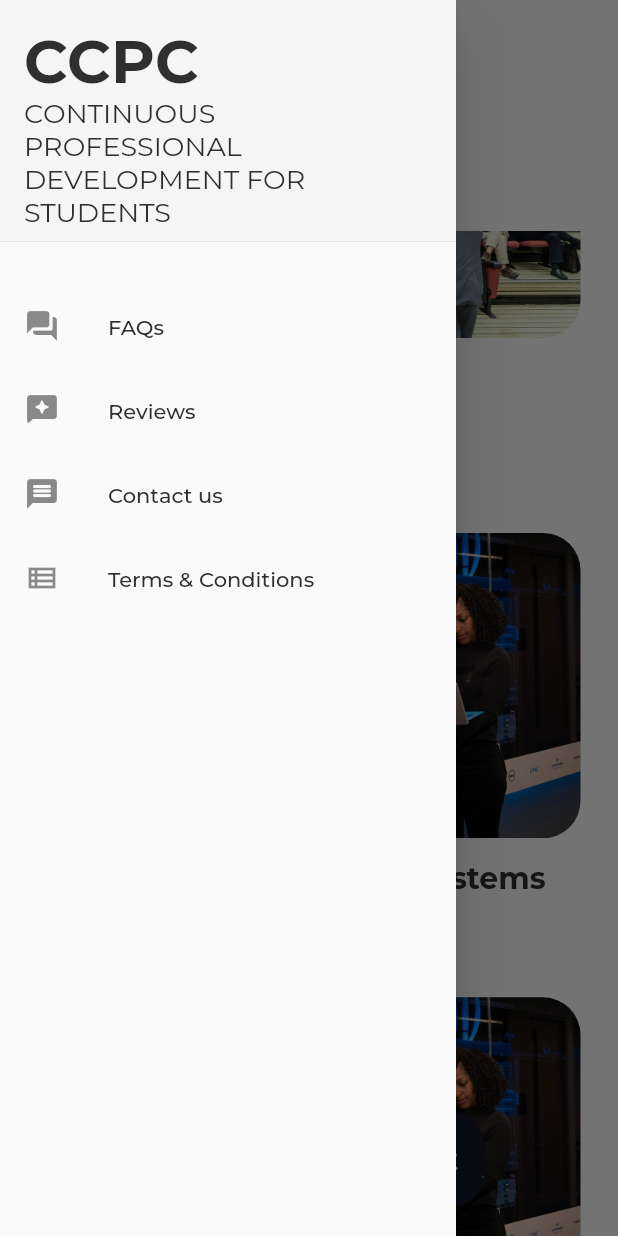
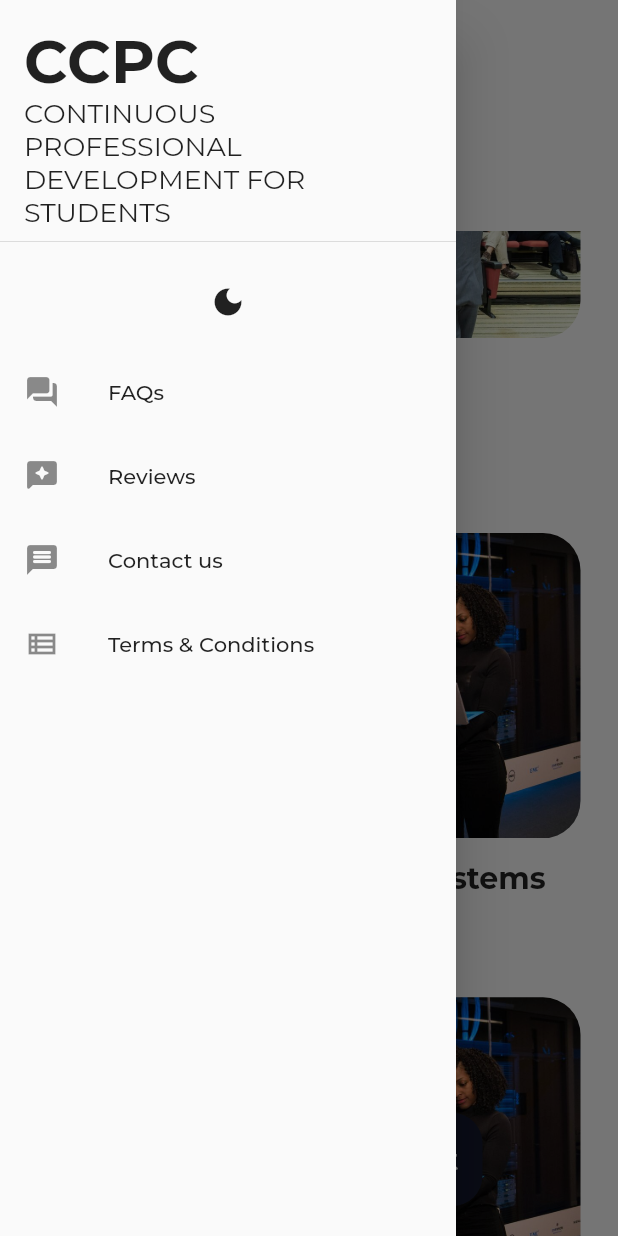
Before and after one commit to Ad12hya/HACKATHON-2022-KAPA-ADITHYA-SUBRAMANI-R, a Flutter app: the screen it shows after launch, scrolled down 576 dp, after a tap on the "notes" icon, on a phone screen of 412 x 824 dp. Run offline on Flutter 3.47's test engine with Material 2 defaults, Android fonts, the phone set to English and light mode, and no system bars; our stand-ins replace shared_preferences.

Commit message:
add dark mode

```diff
--- a/lib/main.dart
+++ b/lib/main.dart
@@ -1,5 +1,7 @@
 import 'package:ccpc/screens/splash.dart';
-import 'package:ccpc/utils/constants.dart';
+import 'package:ccpc/providers/theme_provider.dart';
+import 'package:provider/provider.dart';
+import 'package:shared_preferences/shared_preferences.dart';
 import './screens/home.dart';
 import 'package:flutter/material.dart';
 
@@ -17,11 +19,15 @@ class App extends StatefulWidget {
 class _AppState extends State<App> {
   // display splash screen while the app is starting
   bool loading = true;
+  bool isDarkMode = false;
 
   void initActions() async {
     // do initial async work like data fetch
+    final prefs = await SharedPreferences.getInstance();
+    bool? prefDarkMode = prefs.getBool('isDarkMode');
     setState(() {
       // display main app screen
+      isDarkMode = prefDarkMode ?? false;
       loading = false;
     });
   }
@@ -34,17 +40,17 @@ class _AppState extends State<App> {
 
   @override
   Widget build(BuildContext context) {
-    return MaterialApp(
-      title: "CCPC",
-      routes: {
-        '/': (context) => const Home(),
-        '/splash': (context) => const Splash(),
-      },
-      theme: ThemeData(
-          primaryColor: colorWhite,
-          textTheme: textThemeDefault,
-          fontFamily: 'Montserrat'),
-      initialRoute: loading ? '/splash' : '/',
+    final themeProvider = isDarkMode
+        ? ThemeProvider(ThemeMode.dark)
+        : ThemeProvider(ThemeMode.light);
+    return MultiProvider(
+      providers: [
+        ChangeNotifierProvider<ThemeProvider>.value(value: themeProvider)
+      ],
+      child: MaterialApp(
+        title: "CCPC",
+        home: loading ? const Splash() : const Home(),
+      ),
     );
   }
 }
--- /dev/null
+++ b/lib/providers/theme_provider.dart
@@ -0,0 +1,28 @@
+import 'package:ccpc/utils/constants.dart';
+import 'package:flutter/material.dart';
+import 'package:shared_preferences/shared_preferences.dart';
+
+class ThemeProvider extends ChangeNotifier {
+  ThemeMode themeMode;
+  ThemeProvider(this.themeMode);
+  bool get isDarkMode => themeMode == ThemeMode.dark;
+  void toggleTheme() async {
+    themeMode = isDarkMode ? ThemeMode.light : ThemeMode.dark;
+    final prefs = await SharedPreferences.getInstance();
+    await prefs.setBool('isDarkMode', isDarkMode);
+    notifyListeners();
+  }
+}
+
+class AppThemes {
+  static final darkTheme = ThemeData(
+      scaffoldBackgroundColor: Colors.grey.shade900,
+      colorScheme: ColorScheme.dark(
+          primary: colorLightYellow, secondary: Colors.grey.shade800),
+      fontFamily: 'Montserrat');
+  static final lightTheme = ThemeData(
+      scaffoldBackgroundColor: Colors.white,
+      colorScheme: const ColorScheme.light(
+          primary: colorDarkBlue, secondary: Colors.white),
+      fontFamily: 'Montserrat');
+}
--- a/lib/screens/home.dart
+++ b/lib/screens/home.dart
@@ -1,9 +1,11 @@
 import 'package:ccpc/utils/data.dart';
 import 'package:ccpc/utils/constants.dart';
+import 'package:ccpc/providers/theme_provider.dart';
 import 'package:ccpc/utils/widget_functions.dart';
 import 'package:ccpc/widgets/box_icon.dart';
 import 'package:ccpc/widgets/feature_item.dart';
 import 'package:flutter/material.dart';
+import 'package:provider/provider.dart';
 import 'package:url_launcher/url_launcher.dart';
 
 class Home extends StatelessWidget {
@@ -14,36 +16,49 @@ class Home extends StatelessWidget {
     final Size size = MediaQuery.of(context).size;
     const double padding = 25;
     const sidePadding = EdgeInsets.symmetric(horizontal: padding);
-    final ThemeData themeData = Theme.of(context);
-    return SafeArea(
+    final themeProvider = Provider.of<ThemeProvider>(context);
+    return MaterialApp(
+      themeMode: themeProvider.themeMode,
+      theme: AppThemes.lightTheme,
+      darkTheme: AppThemes.darkTheme,
+      home: SafeArea(
           child: Scaffold(
         drawer: Drawer(
           // Add a ListView to the drawer. This ensures the user can scroll
           // through the options in the drawer if there isn't enough vertical
           // space to fit everything.a
           child: ListView(
+            padding: const EdgeInsets.all(0),
             // Important: Remove any padding from the ListView.
             // padding: EdgeInsets.zero,
             children: [
               DrawerHeader(
-              decoration: BoxDecoration(
-                color: Colors.grey.shade100,
-              ),
                 child: Column(
                   crossAxisAlignment: CrossAxisAlignment.start,
-                children: [
+                  children: const [
                     Text(
                       'CCPC',
-                    style: themeData.textTheme.headline1,
+                      style: headline1,
                     ),
                     Text(
                       "CONTINUOUS PROFESSIONAL DEVELOPMENT FOR STUDENTS",
-                    style: themeData.textTheme.subtitle1,
+                      style: subtitle1,
                     )
                   ],
                 ),
               ),
               Column(children: [
+                addVerticalSpace(20),
+                Center(
+                  child: GestureDetector(
+                    child: Icon(themeProvider.isDarkMode
+                        ? Icons.light_mode
+                        : Icons.dark_mode),
+                    onTap: () {
+                      themeProvider.toggleTheme();
+                    },
+                  ),
+                ),
                 addVerticalSpace(20),
                 ListTile(
                   leading: const Icon(Icons.question_answer_rounded),
@@ -86,10 +101,12 @@ class Home extends StatelessWidget {
                           onTap: () {
                             Scaffold.of(context).openDrawer();
                           },
-                        child: const BoxIcon(
+                          child: BoxIcon(
                               child: Icon(
                                 Icons.notes_rounded,
-                              color: colorBlack,
+                                color: themeProvider.isDarkMode
+                                    ? colorWhite
+                                    : colorBlack,
                               ),
                               height: 50,
                               width: 50),
@@ -99,11 +116,11 @@ class Home extends StatelessWidget {
                   ),
                 ),
                 addVerticalSpace(padding),
-              Padding(
+                const Padding(
                   padding: sidePadding,
                   child: Text(
                     "CCPC",
-                  style: themeData.textTheme.headline1,
+                    style: headline1,
                   ),
                 ),
                 addVerticalSpace(5),
@@ -119,9 +136,9 @@ class Home extends StatelessWidget {
                                 crossAxisAlignment: CrossAxisAlignment.start,
                                 children: [
                                   addVerticalSpace(padding),
-                                Text(
+                                  const Text(
                                     "Cloud Counselage\nProfessional Community",
-                                  style: themeData.textTheme.headline2,
+                                    style: headline2,
                                   ),
                                   const Divider(
                                     height: padding,
@@ -149,7 +166,6 @@ class Home extends StatelessWidget {
                 bottom: 20,
                 child: ElevatedButton.icon(
                   style: ElevatedButton.styleFrom(
-                    primary: colorDarkBlue,
                       padding: const EdgeInsets.all(16),
                       shape: RoundedRectangleBorder(
                           borderRadius: BorderRadius.circular(20))),
@@ -165,6 +181,7 @@ class Home extends StatelessWidget {
                 ))
           ]),
         ),
-    ));
+      )),
+    );
   }
 }
--- a/lib/utils/constants.dart
+++ b/lib/utils/constants.dart
@@ -4,33 +4,28 @@ const colorWhite = Colors.white;
 const colorGrey = Color.fromRGBO(141, 141, 141, 1.0);
 const colorDarkBlue = Color.fromRGBO(20, 25, 45, 1.0);
 const colorBlack = Color.fromRGBO(48, 47, 48, 1.0);
-const TextTheme textThemeDefault = TextTheme(
-    headline1:
-        TextStyle(color: colorBlack, fontWeight: FontWeight.w700, fontSize: 40),
-    headline2:
-        TextStyle(color: colorBlack, fontWeight: FontWeight.w400, fontSize: 26),
-    headline3:
-        TextStyle(color: colorBlack, fontWeight: FontWeight.w700, fontSize: 20),
-    headline4:
-        TextStyle(color: colorBlack, fontWeight: FontWeight.w700, fontSize: 16),
-    headline5:
-        TextStyle(color: colorBlack, fontWeight: FontWeight.w700, fontSize: 14),
-    headline6:
-        TextStyle(color: colorBlack, fontWeight: FontWeight.w700, fontSize: 12),
-    bodyText1: TextStyle(
-        color: colorBlack,
-        fontSize: 14,
-        fontWeight: FontWeight.w500,
-        height: 1.5),
-    bodyText2: TextStyle(
-        color: colorGrey,
-        fontSize: 14,
-        fontWeight: FontWeight.w500,
-        height: 1.5),
-    subtitle1:
-        TextStyle(color: colorBlack, fontSize: 18, fontWeight: FontWeight.w400),
-    subtitle2:
-        TextStyle(color: colorGrey, fontSize: 12, fontWeight: FontWeight.w400));
+const colorLightYellow = Color.fromRGBO(218, 247, 166, 1);
+
+const TextStyle headline1 =
+    TextStyle(fontWeight: FontWeight.w700, fontSize: 40);
+const TextStyle headline2 =
+    TextStyle(fontWeight: FontWeight.w400, fontSize: 26);
+const TextStyle headline3 =
+    TextStyle(fontWeight: FontWeight.w700, fontSize: 20);
+const TextStyle headline4 =
+    TextStyle(fontWeight: FontWeight.w700, fontSize: 16);
+const TextStyle headline5 =
+    TextStyle(fontWeight: FontWeight.w700, fontSize: 14);
+const TextStyle headline6 =
+    TextStyle(fontWeight: FontWeight.w700, fontSize: 12);
+const TextStyle bodyText1 =
+    TextStyle(fontSize: 14, fontWeight: FontWeight.w500);
+const TextStyle bodyText2 =
+    TextStyle(fontSize: 14, fontWeight: FontWeight.w500);
+const TextStyle subtitle1 =
+    TextStyle(fontSize: 18, fontWeight: FontWeight.w400);
+const TextStyle subtitle2 =
+    TextStyle(fontSize: 12, fontWeight: FontWeight.w400);
 
 const eoiLink =
     "https://www.cloudcounselage.com/iac/?utm_source=KAPA&utm_medium=hackathon_2022&utm_campaign=CloudCounselage";
--- a/lib/widgets/box_icon.dart
+++ b/lib/widgets/box_icon.dart
@@ -21,7 +21,7 @@ class BoxIcon extends StatelessWidget {
       height: height,
       width: width,
       decoration: BoxDecoration(
-          color: color ?? colorWhite,
+          color: color ?? Theme.of(context).colorScheme.secondary,
           borderRadius: const BorderRadius.all(Radius.circular(15)),
           border: Border.all(color: colorGrey.withAlpha(40), width: 2)),
       padding: padding ?? const EdgeInsets.all(8),
--- a/lib/widgets/feature_item.dart
+++ b/lib/widgets/feature_item.dart
@@ -1,7 +1,9 @@
+import 'package:ccpc/providers/theme_provider.dart';
 import 'package:ccpc/utils/constants.dart';
 import 'package:ccpc/utils/widget_functions.dart';
 import 'package:ccpc/widgets/box_icon.dart';
 import 'package:flutter/material.dart';
+import 'package:provider/provider.dart';
 
 class FeatureItem extends StatelessWidget {
   const FeatureItem({Key? key, required this.itemData}) : super(key: key);
@@ -10,7 +12,7 @@ class FeatureItem extends StatelessWidget {
 
   @override
   Widget build(BuildContext context) {
-    final themeData = Theme.of(context);
+    final bool isDarkMode = Provider.of<ThemeProvider>(context).isDarkMode;
     return Container(
       margin: const EdgeInsets.symmetric(vertical: 20),
       child: Column(crossAxisAlignment: CrossAxisAlignment.start, children: [
@@ -19,14 +21,14 @@ class FeatureItem extends StatelessWidget {
               borderRadius: BorderRadius.circular(25),
               child: Image.asset(itemData["image"])),
           itemData["moreInfo"]
-              ? const Positioned(
+              ? Positioned(
                   top: 10,
                   right: 10,
                   child: BoxIcon(
-                    padding: EdgeInsets.all(0),
+                    padding: const EdgeInsets.all(0),
                     child: Icon(
                       Icons.more_horiz_rounded,
-                      color: colorDarkBlue,
+                      color: isDarkMode ? colorWhite : colorBlack,
                       size: 35,
                     ),
                     height: 40,
@@ -37,12 +39,12 @@ class FeatureItem extends StatelessWidget {
         addVerticalSpace(15),
         Text(
           itemData["title"],
-          style: themeData.textTheme.headline3,
+          style: headline3,
         ),
         addVerticalSpace(5),
         Text(
           itemData["shortDescription"],
-          style: themeData.textTheme.subtitle1,
+          style: subtitle1,
         )
       ]),
     );
--- a/pubspec.yaml
+++ b/pubspec.yaml
@@ -35,6 +35,8 @@ dependencies:
   # Use with the CupertinoIcons class for iOS style icons.
   cupertino_icons: ^1.0.2
   url_launcher: ^6.0.20
+  provider: ^6.0.2
+  shared_preferences: ^2.0.13
 
 dev_dependencies:
   flutter_test:
```
Also changed, not shown: pubspec.lock. Lines whose indentation alone changed are shown as unchanged.
